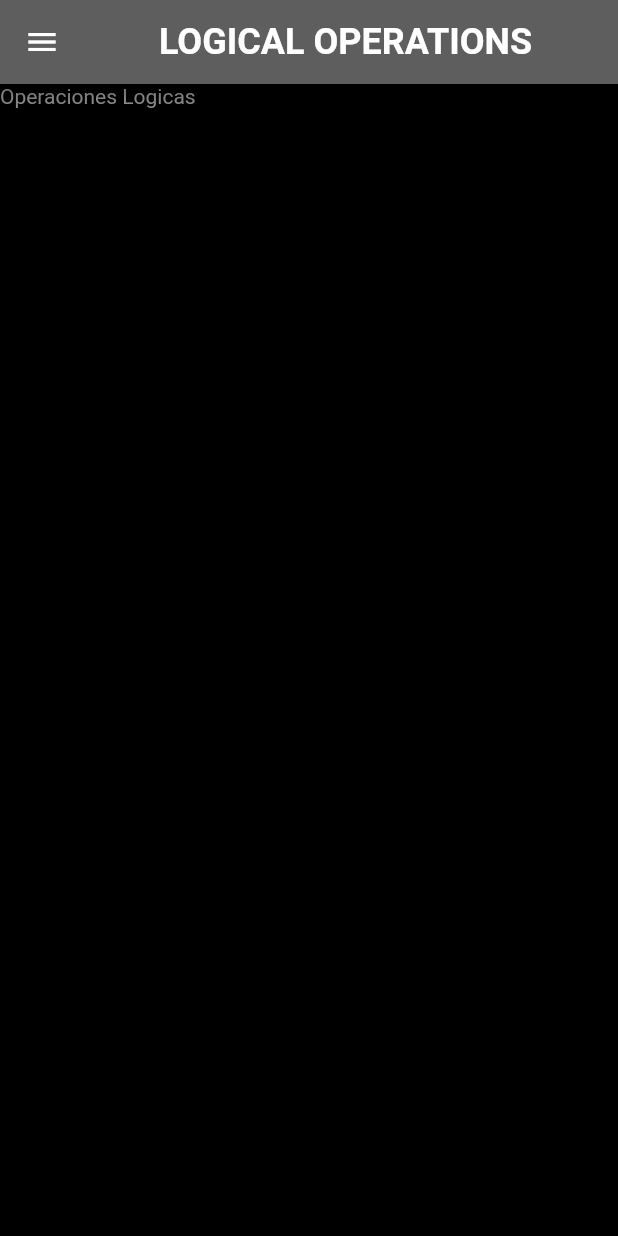
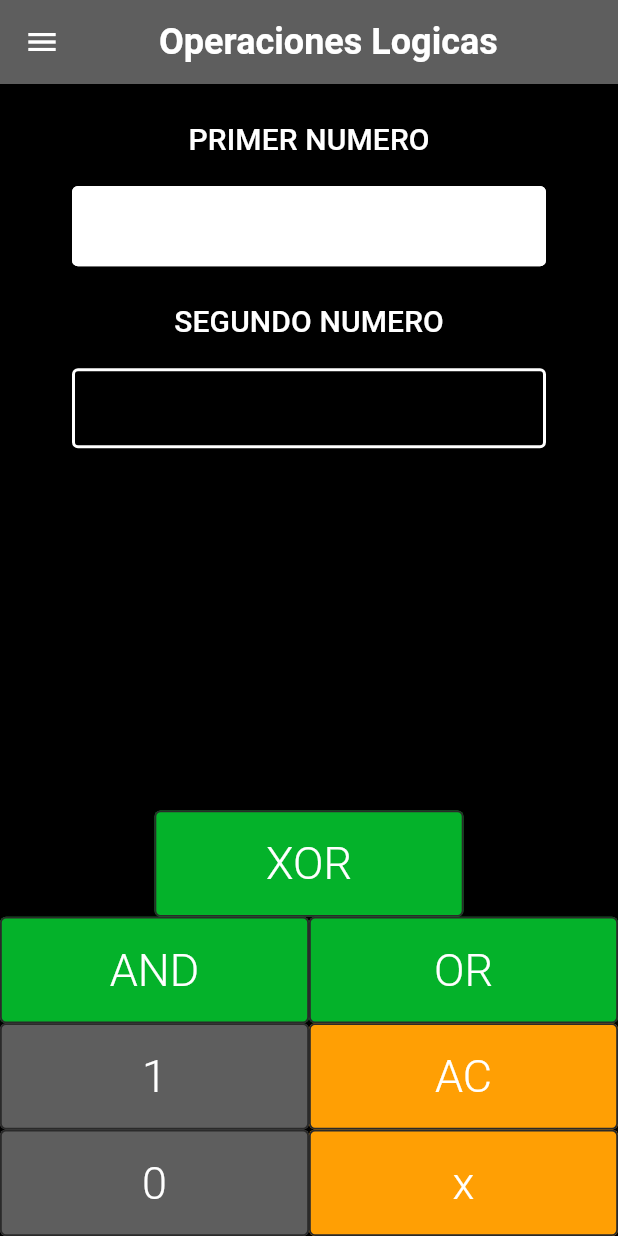
Before and after one commit to MP3003K/Flutter-1erParcial-UNAC, a Flutter app: the OperacionesLogicas screen opened by its route, on a phone screen of 412 x 824 dp. Run offline on Flutter 3.47's test engine with Material 2 defaults, Android fonts, the phone set to English and light mode, and no system bars; our stand-ins replace get, google_fonts; Roboto replaces fonts that are missing (Quantico).

Commit message:
Or XOR terminado

```diff
--- a/lib/components/button_num.dart
+++ b/lib/components/button_num.dart
@@ -17,7 +17,7 @@ class ButtonNumb extends StatelessWidget {
     final buttonStyle = TextButton.styleFrom(
         primary: Colors.white,
         backgroundColor: white ? Colors.white : Colors.black,
-        side: const BorderSide(width: 1.2, color: Color(0xff2A2A2A)));
+        side: const BorderSide(width: 2, color: Colors.white));
     return TextButton(
       style: buttonStyle,
       child: Container(
--- /dev/null
+++ b/lib/controller/logic_ctr.dart
@@ -0,0 +1,198 @@
+import 'dart:math';
+
+import 'package:basecalculator/components/funciones_conv.dart';
+import 'package:get/get.dart';
+
+class LogicCtr extends GetxController {
+  var operacion = '+'.obs;
+  var resp = ' '.obs;
+  var num1 = ''.obs;
+  var num2 = ''.obs;
+  var botom = '1'.obs;
+
+  var and = ''.obs;
+
+  bool getBoton(double base) {
+    bool resp = false;
+    if (base == double.parse(botom.value)) {
+      resp = true;
+    }
+    return resp;
+  }
+
+  cambiarBoton(int boton) {
+    switch (boton) {
+      case 1:
+        botom.value = '1';
+        break;
+
+      case 2:
+        botom.value = '2';
+
+        break;
+
+      default:
+        return;
+    }
+  }
+
+  resetAll() {
+    if (botom.value == '1') {
+      num1.value = '';
+    }
+    if (botom.value == '2') {
+      num2.value = '';
+    }
+  }
+
+  addNumber(String number) {
+    if (botom.value == '1') {
+      if (num1.value == '0') return num1.value = number;
+
+      if (num1.value == '-0') {}
+
+      num1.value = num1.value + number;
+    }
+    if (botom.value == '2') {
+      if (num2.value == '0') return num2.value = number;
+
+      if (num2.value == '-0') {}
+
+      num2.value = num2.value + number;
+    }
+  }
+
+  deleteLastEntry() {
+    if (botom.value == '1') {
+      if (num1.value.replaceAll('-', '').length > 1) {
+        num1.value = num1.value.substring(0, num1.value.length - 1);
+      } else {
+        num1.value = '0';
+      }
+    }
+
+    if (botom.value == '2') {
+      if (num2.value.replaceAll('-', '').length > 1) {
+        num2.value = num2.value.substring(0, num2.value.length - 1);
+      } else {
+        num2.value = '0';
+      }
+      num2.value = '';
+    }
+  }
+
+  int c = 0;
+  double resultado = 0;
+  gregarResultado(double valor) {
+    print('*-------------------*');
+    print(resultado);
+    resultado = resultado + (valor * pow(10, c));
+    print(resultado);
+    print('*-------------------*');
+
+    c++;
+  }
+
+  compararXOR() {
+    resultado = 0;
+    resp.value = '';
+    c = 0;
+    completar();
+
+    String a = num1.value;
+    String b = num2.value;
+    print('*-----------------------------------');
+    print(a);
+    print(b);
+    int t = a.length;
+    int contador = t;
+    for (int i = t; i > 0; i--) {
+      if (a.substring(contador - 1, contador) ==
+          b.substring(contador - 1, contador)) {
+        gregarResultado(0);
+        print('00');
+      } else {
+        gregarResultado(1);
+        print('11');
+      }
+      contador--;
+    }
+    resp.value = '$resultado';
+  }
+
+  completar() {
+    int t = num1.value.length - num2.value.length;
+    print(t);
+    if (t > 0) {
+      for (int i = 0; i < t; i++) {
+        num2.value = '0' + num2.value;
+      }
+    } else {
+      for (int i = 0; i < t; i++) {
+        num1.value = '0' + num1.value;
+      }
+    }
+  }
+
+  compararOR() {
+    resultado = 0;
+    resp.value = '';
+    c = 0;
+    completar();
+
+    String a = num1.value;
+    String b = num2.value;
+    print('*-----------------------------------');
+    print(a);
+    print(b);
+    int t = a.length;
+    int contador = t;
+    for (int i = t; i > 0; i--) {
+      if (a.substring(contador - 1, contador) == '1') {
+        gregarResultado(1);
+        print('1');
+      } else {
+        if (b.substring(contador - 1, contador) == '1') {
+          gregarResultado(1);
+          print('1');
+        } else {
+          gregarResultado(0);
+          print('0');
+        }
+      }
+      contador--;
+    }
+    resp.value = '$resultado';
+  }
+/*
+  compararAND() {
+    resultado = 0;
+    resp.value = '';
+    c = 0;
+    completar();
+
+    String a = num1.value;
+    String b = num2.value;
+    print('*-----------------------------------');
+    print(a);
+    print(b);
+    int t = a.length;
+    int contador = t;
+    for (int i = t; i > 0; i--) {
+      if (a.substring(contador - 1, contador) == '1') {
+        if (b.substring(contador - 1, contador) == '1') {
+          gregarResultado(1);
+          print('1');
+        } else {
+          gregarResultado(0);
+          print('0');
+        }
+      } else {
+        gregarResultado(0);
+        print('0');
+      }
+      contador--;
+    }
+    resp.value = '$resultado';
+  }*/
+}
--- a/lib/main.dart
+++ b/lib/main.dart
@@ -39,7 +39,7 @@ class MyApp extends StatelessWidget {
           OperacionesArimeticas.ruta: (BuildContext context) =>
               OperacionesArimeticas(),
           OperacionesLogicas.ruta: (BuildContext context) =>
-              const OperacionesLogicas(),
+              OperacionesLogicas(),
         });
   }
 }
--- a/lib/screens/oper_arim_screen.dart
+++ b/lib/screens/oper_arim_screen.dart
@@ -23,7 +23,7 @@ class OperacionesArimeticas extends StatelessWidget {
         backgroundColor: Color(0xFF5E5E5E),
         titleSpacing: 50,
         title: Text(
-          "CALCULATOR",
+          "Operaciones Arimeticas",
           textAlign: TextAlign.center,
           style: Theme.of(context).textTheme.subtitle1!.copyWith(
                 fontWeight: FontWeight.bold,
--- a/lib/screens/oper_logicas_screen.dart
+++ b/lib/screens/oper_logicas_screen.dart
@@ -1,9 +1,21 @@
+import 'package:basecalculator/components/button_cal.dart';
+import 'package:basecalculator/components/button_num.dart';
+import 'package:basecalculator/components/button_resultado.dart';
 import 'package:basecalculator/components/common_drawer.dart';
+import 'package:basecalculator/controller/arimetic_ctr.dart';
+import 'package:basecalculator/controller/logic_ctr.dart';
+import 'package:basecalculator/widgets/main_num_conv.dart';
+import 'package:basecalculator/widgets/resul_arimeticas.dart';
+import 'package:basecalculator/widgets/resul_logic.dart';
 import 'package:flutter/material.dart';
+import 'package:flutter/widgets.dart';
+import 'package:get/get.dart';
 
 class OperacionesLogicas extends StatelessWidget {
-  const OperacionesLogicas({Key? key}) : super(key: key);
+  OperacionesLogicas({Key? key}) : super(key: key);
   static String ruta = "/ope_log";
+
+  final calculatorCtrl = Get.put(LogicCtr());
 
   @override
   Widget build(BuildContext context) {
@@ -12,7 +24,7 @@ class OperacionesLogicas extends StatelessWidget {
         backgroundColor: Color(0xFF5E5E5E),
         titleSpacing: 50,
         title: Text(
-          "LOGICAL OPERATIONS",
+          "Operaciones Logicas",
           textAlign: TextAlign.center,
           style: Theme.of(context).textTheme.subtitle1!.copyWith(
                 fontWeight: FontWeight.bold,
@@ -22,9 +34,111 @@ class OperacionesLogicas extends StatelessWidget {
       ),
       drawer: CommonDrawer.obtenerDrawer(context),
       body: SafeArea(
-          child: Column(
-        children: <Widget>[Text('Operaciones Logicas')],
-      )),
+        child: Column(
+          children: <Widget>[
+            Container(
+                alignment: Alignment.center,
+                child: Obx(
+                  () => Column(
+                    children: [
+                      SizedBox(
+                        height: 5,
+                      ),
+                      Padding(
+                        padding: const EdgeInsets.all(20.0),
+                        child: Text(
+                          'PRIMER NUMERO',
+                          style: Theme.of(context)
+                              .textTheme
+                              .subtitle2!
+                              .copyWith(color: Colors.white, fontSize: 20),
+                        ),
+                      ),
+                      ButtonNumb(
+                          white: calculatorCtrl.getBoton(1),
+                          text: '     ' + calculatorCtrl.num1.value,
+                          onPressed: () => calculatorCtrl.cambiarBoton(1)),
+                      SizedBox(
+                        height: 5,
+                      ),
+                      Padding(
+                        padding: const EdgeInsets.all(20.0),
+                        child: Text(
+                          'SEGUNDO NUMERO',
+                          style: Theme.of(context)
+                              .textTheme
+                              .subtitle2!
+                              .copyWith(color: Colors.white, fontSize: 20),
+                        ),
+                      ),
+                      ButtonNumb(
+                          white: calculatorCtrl.getBoton(2),
+                          text: '     ' + calculatorCtrl.num2.value,
+                          onPressed: () => calculatorCtrl.cambiarBoton(2)),
+                      SizedBox(
+                        height: 10,
+                      ),
+                    ],
+                  ),
+                )),
+            ResultadoLogic(),
+            Center(
+              child: CalculatorButtom(
+                text: 'XOR',
+                big: true,
+                onPressed: () => calculatorCtrl.compararXOR(),
+                bgColor: const Color(0xff04B22A),
+              ),
+            ),
+            Row(
+              children: [
+                CalculatorButtom(
+                  text: 'AND',
+                  big: true,
+                  onPressed: () => calculatorCtrl.compararXOR()(),
+                  bgColor: const Color(0xff04B22A),
+                ),
+                CalculatorButtom(
+                  text: 'OR',
+                  big: true,
+                  bgColor: const Color(0xff04B22A),
+                  onPressed: () => calculatorCtrl.compararOR(),
+                ),
+              ],
+            ),
+            Row(
+              children: [
+                CalculatorButtom(
+                  text: '1',
+                  big: true,
+                  onPressed: () => calculatorCtrl.addNumber('1'),
+                ),
+                CalculatorButtom(
+                  text: 'AC',
+                  big: true,
+                  bgColor: const Color(0xffFF9F04),
+                  onPressed: () => calculatorCtrl.resetAll(),
+                ),
+              ],
+            ),
+            Row(
+              children: [
+                CalculatorButtom(
+                  text: '0',
+                  big: true,
+                  onPressed: () => calculatorCtrl.addNumber('0'),
+                ),
+                CalculatorButtom(
+                  text: 'x',
+                  big: true,
+                  bgColor: const Color(0xffFF9F04),
+                  onPressed: () => calculatorCtrl.deleteLastEntry(),
+                ),
+              ],
+            ),
+          ],
+        ),
+      ),
     );
   }
 }
--- /dev/null
+++ b/lib/widgets/resul_logic.dart
@@ -0,0 +1,16 @@
+import 'package:basecalculator/controller/logic_ctr.dart';
+import 'package:basecalculator/widgets/main_num_conv.dart';
+import 'package:flutter/material.dart';
+import 'package:get/get.dart';
+
+class ResultadoLogic extends StatelessWidget {
+  final converterctrl = Get.find<LogicCtr>();
+
+  ResultadoLogic({Key? key}) : super(key: key);
+  @override
+  Widget build(BuildContext context) {
+    return Obx(() => Expanded(
+          child: NumberToChangeBase(text: '${converterctrl.resp}'),
+        ));
+  }
+}
```
Also changed, not shown: lib/screens/calc_conv_screen.dart (+6 -13 lines).
